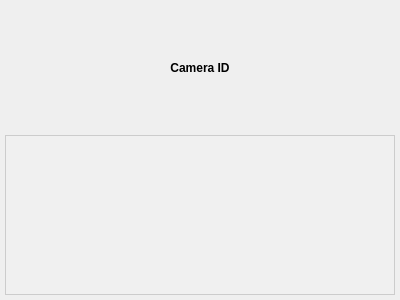
Before: the Qt Designer form src/ui/preview_widget.ui in Turing-Cat/MultiCamCollector, drawn with Qt 5.
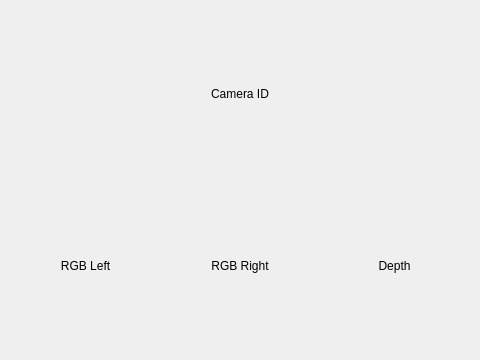
After: the same form once the commit is applied.

Commit message: Added depth image shows on screen.

```diff
--- a/src/ui/preview_widget.ui
+++ b/src/ui/preview_widget.ui
@@ -6,46 +6,16 @@
    <rect>
     <x>0</x>
     <y>0</y>
-    <width>400</width>
-    <height>300</height>
+    <width>480</width>
+    <height>360</height>
    </rect>
   </property>
-  <property name="minimumSize">
-   <size>
-    <width>300</width>
-    <height>200</height>
-   </size>
-  </property>
-  <property name="maximumSize">
-   <size>
-    <width>400</width>
-    <height>300</height>
-   </size>
-  </property>
   <property name="windowTitle">
    <string>Form</string>
   </property>
   <layout class="QVBoxLayout" name="verticalLayout">
-   <property name="spacing">
-    <number>5</number>
-   </property>
-   <property name="leftMargin">
-    <number>5</number>
-   </property>
-   <property name="topMargin">
-    <number>5</number>
-   </property>
-   <property name="rightMargin">
-    <number>5</number>
-   </property>
-   <property name="bottomMargin">
-    <number>5</number>
-   </property>
    <item>
     <widget class="QLabel" name="camera_id_label">
-     <property name="styleSheet">
-      <string notr="true">font-weight: bold; padding: 2px;</string>
-     </property>
      <property name="text">
       <string>Camera ID</string>
      </property>
@@ -55,23 +25,38 @@
     </widget>
    </item>
    <item>
-    <widget class="QLabel" name="image_label">
-     <property name="minimumSize">
-      <size>
-       <width>280</width>
-       <height>160</height>
-      </size>
-     </property>
-     <property name="styleSheet">
-      <string notr="true">border: 1px solid #ccc; background-color: #f0f0f0;</string>
-     </property>
-     <property name="text">
-      <string/>
-     </property>
-     <property name="alignment">
-      <set>Qt::AlignCenter</set>
-     </property>
-    </widget>
+    <layout class="QHBoxLayout" name="horizontalLayout">
+     <item>
+      <widget class="QLabel" name="rgb_left_image_label">
+       <property name="text">
+        <string>RGB Left</string>
+       </property>
+       <property name="alignment">
+        <set>Qt::AlignCenter</set>
+       </property>
+      </widget>
+     </item>
+     <item>
+      <widget class="QLabel" name="rgb_right_image_label">
+       <property name="text">
+        <string>RGB Right</string>
+       </property>
+       <property name="alignment">
+        <set>Qt::AlignCenter</set>
+       </property>
+      </widget>
+     </item>
+     <item>
+      <widget class="QLabel" name="depth_image_label">
+       <property name="text">
+        <string>Depth</string>
+       </property>
+       <property name="alignment">
+        <set>Qt::AlignCenter</set>
+       </property>
+      </widget>
+     </item>
+    </layout>
    </item>
   </layout>
  </widget>
```
The commit also changes 11 other files.
